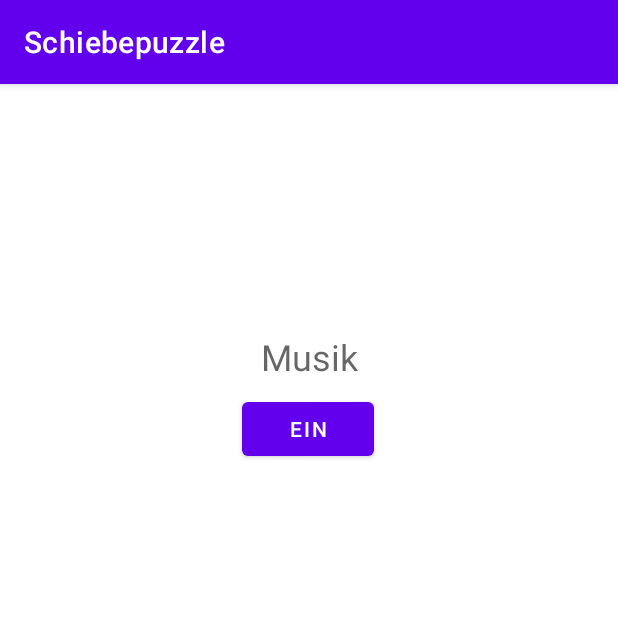
After one commit to MarcoHoeflechner/hoeflechner_moser_stix_voglbauer_schiebepuzzle, an Android app: the SettingsMenu screen opened directly, with no data from a screen before it, on a phone screen of 412 x 824 dp, the top half of it. The commit adds this screen. Run offline under Robolectric (Android 15) with nearby library versions, the phone set to English and light mode, and no system bars.

Commit message:
SettingsMenu hinzugefügt Neue Activities über Intents verbunden SettingsMenu Button wechselt Zustände (Mosas Main Activity macht Probleme)

```diff
--- a/app/src/main/AndroidManifest.xml
+++ b/app/src/main/AndroidManifest.xml
@@ -9,27 +9,22 @@
         android:roundIcon="@mipmap/ic_launcher_round"
         android:supportsRtl="true"
         android:theme="@style/Theme.Schiebepuzzle">
-
+        <activity
+            android:name=".SettingsMenu"
+            android:exported="true" />
         <activity
             android:name=".MainActivity"
             android:exported="true"
             android:label="@string/app_name"
-            android:theme="@style/Theme.Schiebepuzzle.NoActionBar">
-
-
-        </activity>
-
+            android:theme="@style/Theme.Schiebepuzzle.NoActionBar"></activity>
         <activity
             android:name=".MenuActivity"
             android:exported="true">
-
-
-
             <intent-filter>
                 <action android:name="android.intent.action.MAIN" />
+
                 <category android:name="android.intent.category.LAUNCHER" />
             </intent-filter>
-
         </activity>
 
         <service
--- a/app/src/main/java/hoeflechner/moser/stix/voglbauer/schiebepuzzle/MenuActivity.java
+++ b/app/src/main/java/hoeflechner/moser/stix/voglbauer/schiebepuzzle/MenuActivity.java
@@ -10,6 +10,8 @@ import android.widget.ImageButton;
 public class MenuActivity extends AppCompatActivity {
 
     private ImageButton playButton;
+    private ImageButton settingsButton;
+
 
     @Override
     protected void onCreate(Bundle savedInstanceState) {
@@ -17,6 +19,8 @@ public class MenuActivity extends AppCompatActivity {
         setContentView(R.layout.activity_menu);
 
         playButton = (ImageButton) findViewById(R.id.playButton);
+        settingsButton = (ImageButton) findViewById(R.id.settings_button);
+
 
         playButton.setOnClickListener(new View.OnClickListener() {
             @Override
@@ -24,6 +28,18 @@ public class MenuActivity extends AppCompatActivity {
                 switchToPlayground();
             }
         });
+
+        settingsButton.setOnClickListener(new View.OnClickListener() {
+            @Override
+            public void onClick(View view) {
+                switchToSettings();
+            }
+        });
+    }
+
+    private void switchToSettings() {
+        Intent intent = new Intent(this, SettingsMenu.class);
+        startActivity(intent);
     }
 
     private void switchToPlayground() {
--- /dev/null
+++ b/app/src/main/java/hoeflechner/moser/stix/voglbauer/schiebepuzzle/SettingsMenu.java
@@ -0,0 +1,40 @@
+package hoeflechner.moser.stix.voglbauer.schiebepuzzle;
+
+import androidx.appcompat.app.AppCompatActivity;
+
+import android.os.Bundle;
+import android.view.View;
+import android.widget.Button;
+import android.widget.ImageButton;
+
+public class SettingsMenu extends AppCompatActivity {
+
+    //Referenz auf Ein/Ausschalter
+    private Button musikButton;
+
+    @Override
+    protected void onCreate(Bundle savedInstanceState) {
+        super.onCreate(savedInstanceState);
+        setContentView(R.layout.activity_settings_menu);
+
+        musikButton = (Button) findViewById(R.id.musik_button);
+
+        musikButton.setOnClickListener(new View.OnClickListener() {
+            @Override
+            public void onClick(View view) {
+                switchOnOff();
+            }
+        });
+    }
+
+    //Wechselt den Text des Musikbuttons auf ein oder aus
+    private void switchOnOff() {
+
+        if(musikButton.getText().toString().equals("Ein")) {
+            musikButton.setText("Aus");
+        }
+        else if(musikButton.getText().toString().equals("Aus")) {
+            musikButton.setText("Ein");
+        }
+    }
+}
--- a/app/src/main/res/layout/activity_menu.xml
+++ b/app/src/main/res/layout/activity_menu.xml
@@ -115,10 +115,11 @@
                     android:layout_height="match_parent">
 
                     <ImageButton
-                        android:src="@drawable/settings"
+                        android:id="@+id/settings_button"
                         android:layout_width="80dp"
                         android:layout_height="80dp"
-                        android:scaleType="fitCenter"/>
+                        android:scaleType="fitCenter"
+                        android:src="@drawable/settings" />
 
                     <TextView
                         android:layout_marginTop="12dp"
--- /dev/null
+++ b/app/src/main/res/layout/activity_settings_menu.xml
@@ -0,0 +1,56 @@
+<?xml version="1.0" encoding="utf-8"?>
+<androidx.constraintlayout.widget.ConstraintLayout xmlns:android="http://schemas.android.com/apk/res/android"
+    xmlns:app="http://schemas.android.com/apk/res-auto"
+    xmlns:tools="http://schemas.android.com/tools"
+    android:layout_width="match_parent"
+    android:layout_height="match_parent"
+    tools:context=".SettingsMenu">
+
+    <LinearLayout
+        android:layout_width="match_parent"
+        android:layout_height="match_parent"
+        android:orientation="vertical">
+
+        <RelativeLayout
+            android:layout_width="match_parent"
+            android:layout_height="120dp">
+
+        </RelativeLayout>
+
+        <androidx.constraintlayout.widget.ConstraintLayout
+            android:layout_width="match_parent"
+            android:layout_height="match_parent">
+
+            <Button
+                android:id="@+id/musik_button"
+                android:layout_width="wrap_content"
+                android:layout_height="wrap_content"
+                android:layout_marginTop="8dp"
+                android:text="Ein"
+                app:layout_constraintBottom_toBottomOf="parent"
+                app:layout_constraintEnd_toEndOf="parent"
+                app:layout_constraintHorizontal_bias="0.498"
+                app:layout_constraintStart_toStartOf="parent"
+                app:layout_constraintTop_toBottomOf="@+id/textView"
+                app:layout_constraintVertical_bias="0.0" />
+
+            <TextView
+                android:id="@+id/textView"
+                android:layout_width="wrap_content"
+                android:layout_height="wrap_content"
+                android:layout_marginStart="16dp"
+                android:layout_marginTop="16dp"
+                android:layout_marginEnd="16dp"
+                android:layout_marginBottom="16dp"
+                android:text="Musik"
+                android:textAppearance="@style/TextAppearance.AppCompat.Medium"
+                android:textSize="24sp"
+                app:layout_constraintBottom_toBottomOf="parent"
+                app:layout_constraintEnd_toEndOf="parent"
+                app:layout_constraintStart_toStartOf="parent"
+                app:layout_constraintTop_toTopOf="parent"
+                app:layout_constraintVertical_bias="0.050000012" />
+
+        </androidx.constraintlayout.widget.ConstraintLayout>
+    </LinearLayout>
+</androidx.constraintlayout.widget.ConstraintLayout>
```
